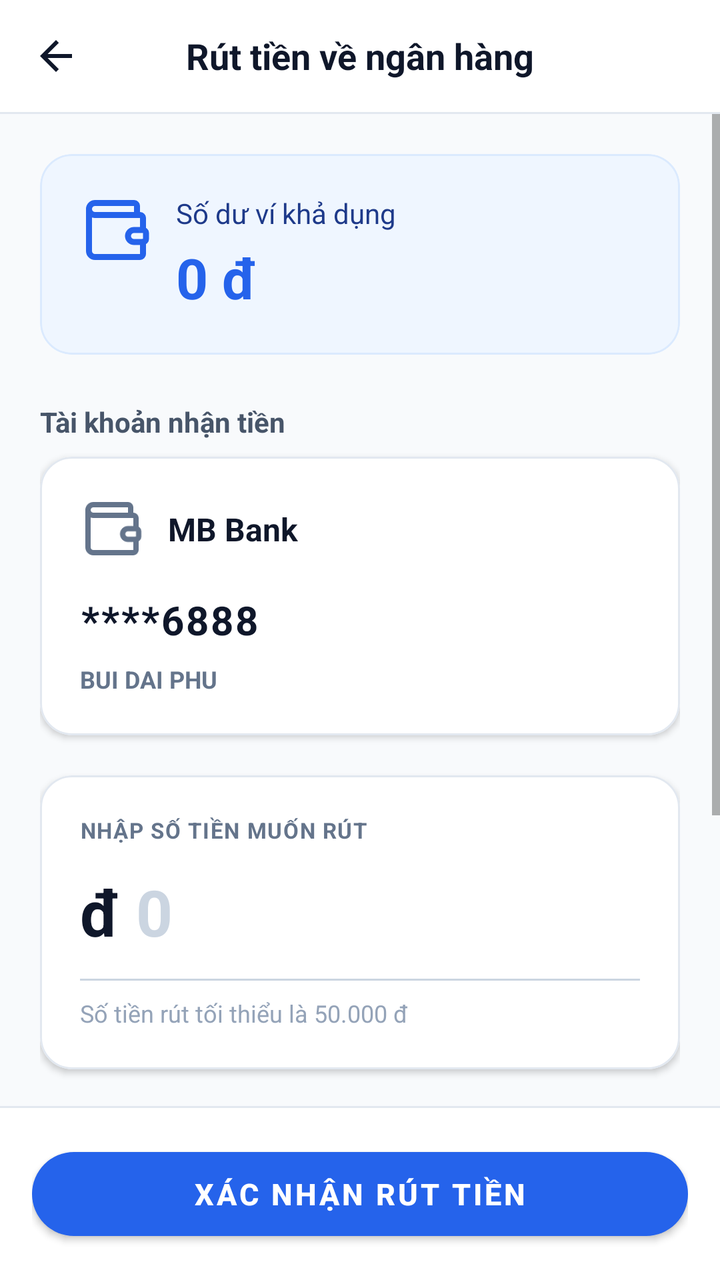
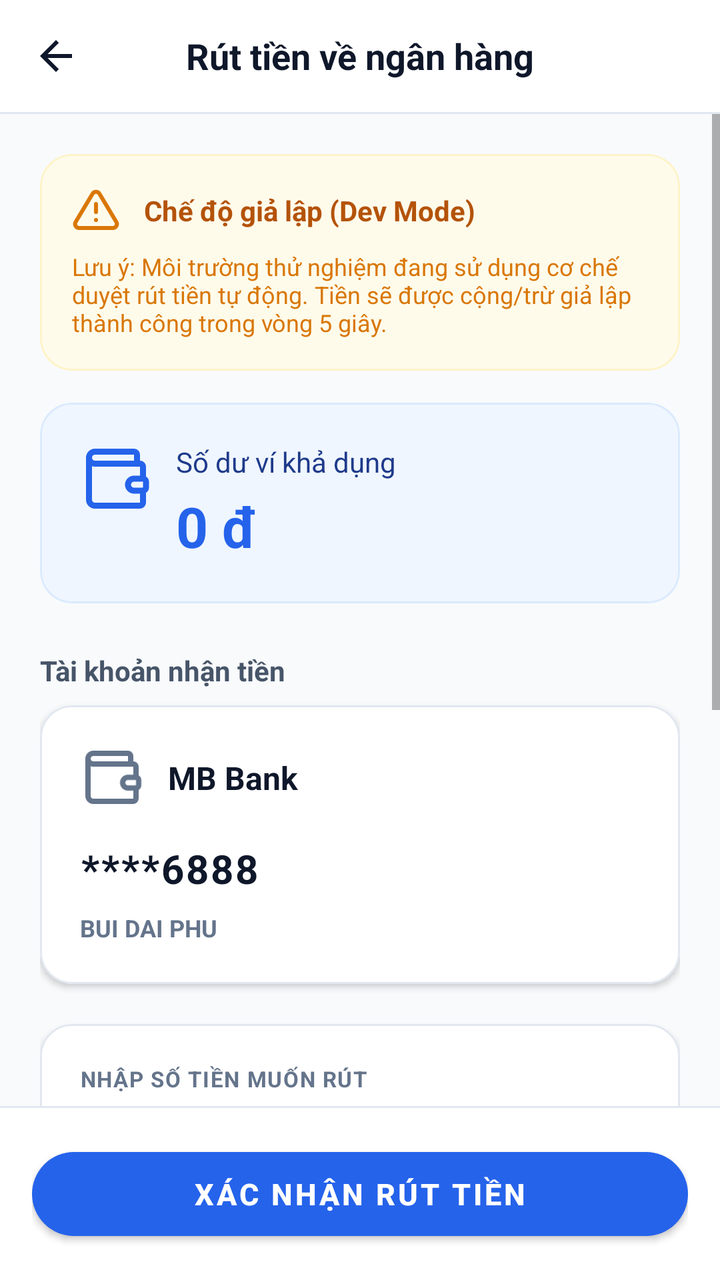

Screens rendered from an Android XML layout before and after an edit, with the pre-edit source and the edit as a unified diff.
<!-- AndroidManifest.xml: application theme Theme.FixItVN -->
<!-- res/layout/fragment_worker_withdraw.xml -->
<?xml version="1.0" encoding="utf-8"?>
<androidx.constraintlayout.widget.ConstraintLayout xmlns:android="http://schemas.android.com/apk/res/android"
    xmlns:app="http://schemas.android.com/apk/res-auto"
    android:layout_width="match_parent"
    android:layout_height="match_parent"
    android:background="#f8fafc">

    
    <RelativeLayout
        android:id="@+id/topBar"
        android:layout_width="match_parent"
        android:layout_height="56dp"
        android:background="@android:color/white"
        android:paddingHorizontal="16dp"
        app:layout_constraintTop_toTopOf="parent"
        app:layout_constraintStart_toStartOf="parent"
        app:layout_constraintEnd_toEndOf="parent">

        <ImageView
            android:id="@+id/btnBack"
            android:layout_width="24dp"
            android:layout_height="24dp"
            android:layout_centerVertical="true"
            android:src="@drawable/ic_arrow_back"
            android:contentDescription="Quay lại"
            app:tint="#0f172a"
            android:clickable="true"
            android:focusable="true"
            android:background="?attr/selectableItemBackgroundBorderless"/>

        <TextView
            android:layout_width="wrap_content"
            android:layout_height="wrap_content"
            android:layout_centerInParent="true"
            android:text="Rút tiền về ngân hàng"
            android:textColor="#0f172a"
            android:textSize="18sp"
            android:textStyle="bold" />
    </RelativeLayout>

    <View
        android:id="@+id/topBarDivider"
        android:layout_width="match_parent"
        android:layout_height="1dp"
        android:background="#e2e8f0"
        app:layout_constraintTop_toBottomOf="@id/topBar"
        app:layout_constraintStart_toStartOf="parent"
        app:layout_constraintEnd_toEndOf="parent" />

    <ScrollView
        android:layout_width="match_parent"
        android:layout_height="0dp"
        android:fillViewport="true"
        app:layout_constraintTop_toBottomOf="@id/topBarDivider"
        app:layout_constraintBottom_toTopOf="@id/bottomDivider"
        app:layout_constraintStart_toStartOf="parent"
        app:layout_constraintEnd_toEndOf="parent">

        <androidx.constraintlayout.widget.ConstraintLayout
            android:layout_width="match_parent"
            android:layout_height="wrap_content"
            android:padding="20dp">

            
            <com.google.android.material.card.MaterialCardView
                android:id="@+id/cardBalance"
                android:layout_width="match_parent"
                android:layout_height="wrap_content"
                app:cardCornerRadius="16dp"
                app:cardElevation="0dp"
                app:cardBackgroundColor="#eff6ff"
                app:strokeWidth="1dp"
                app:strokeColor="#dbeafe"
                app:layout_constraintTop_toTopOf="parent"
                app:layout_constraintStart_toStartOf="parent"
                app:layout_constraintEnd_toEndOf="parent">

                <androidx.constraintlayout.widget.ConstraintLayout
                    android:layout_width="match_parent"
                    android:layout_height="wrap_content"
                    android:padding="20dp">

                    <ImageView
                        android:id="@+id/ivBalanceIcon"
                        android:layout_width="36dp"
                        android:layout_height="36dp"
                        android:src="@drawable/ic_lucide_wallet"
                        app:tint="#2563eb"
                        app:layout_constraintTop_toTopOf="parent"
                        app:layout_constraintStart_toStartOf="parent" />

                    <TextView
                        android:id="@+id/tvBalanceLabel"
                        android:layout_width="wrap_content"
                        android:layout_height="wrap_content"
                        android:layout_marginStart="12dp"
                        android:text="Số dư ví khả dụng"
                        android:textColor="#1e3a8a"
                        android:textSize="14sp"
                        app:layout_constraintTop_toTopOf="@id/ivBalanceIcon"
                        app:layout_constraintBottom_toTopOf="@id/tvAvailableBalance"
                        app:layout_constraintStart_toEndOf="@id/ivBalanceIcon" />

                    <TextView
                        android:id="@+id/tvAvailableBalance"
                        android:layout_width="wrap_content"
                        android:layout_height="wrap_content"
                        android:layout_marginTop="4dp"
                        android:text="0 đ"
                        android:textColor="#2563eb"
                        android:textSize="28sp"
                        android:textStyle="bold"
                        app:layout_constraintTop_toBottomOf="@id/tvBalanceLabel"
                        app:layout_constraintStart_toStartOf="@id/tvBalanceLabel" />
                </androidx.constraintlayout.widget.ConstraintLayout>
            </com.google.android.material.card.MaterialCardView>

            
            <TextView
                android:id="@+id/tvBankLabel"
                android:layout_width="wrap_content"
                android:layout_height="wrap_content"
                android:layout_marginTop="24dp"
                android:text="Tài khoản nhận tiền"
                android:textColor="#475569"
                android:textSize="14sp"
                android:textStyle="bold"
                app:layout_constraintTop_toBottomOf="@id/cardBalance"
                app:layout_constraintStart_toStartOf="parent" />

            
            <com.google.android.material.card.MaterialCardView
                android:id="@+id/cardBankAccount"
                android:layout_width="match_parent"
                android:layout_height="wrap_content"
                android:layout_marginTop="8dp"
                app:cardCornerRadius="16dp"
                app:cardElevation="2dp"
                app:cardBackgroundColor="@android:color/white"
                app:strokeWidth="1dp"
                app:strokeColor="#e2e8f0"
                app:layout_constraintTop_toBottomOf="@id/tvBankLabel"
                app:layout_constraintStart_toStartOf="parent"
                app:layout_constraintEnd_toEndOf="parent">

                <FrameLayout
                    android:layout_width="match_parent"
                    android:layout_height="wrap_content">

                    <androidx.constraintlayout.widget.ConstraintLayout
                        android:id="@+id/layoutBankDetails"
                        android:layout_width="match_parent"
                        android:layout_height="wrap_content"
                        android:padding="20dp"
                        android:visibility="visible">

                        <ImageView
                            android:id="@+id/ivBankCardChip"
                            android:layout_width="32dp"
                            android:layout_height="32dp"
                            android:src="@drawable/ic_lucide_wallet"
                            app:tint="#64748b"
                            app:layout_constraintTop_toTopOf="parent"
                            app:layout_constraintStart_toStartOf="parent" />

                        <TextView
                            android:id="@+id/tvBankName"
                            android:layout_width="wrap_content"
                            android:layout_height="wrap_content"
                            android:layout_marginStart="12dp"
                            android:text="MB Bank"
                            android:textColor="#0f172a"
                            android:textSize="16sp"
                            android:textStyle="bold"
                            app:layout_constraintTop_toTopOf="@id/ivBankCardChip"
                            app:layout_constraintBottom_toBottomOf="@id/ivBankCardChip"
                            app:layout_constraintStart_toEndOf="@id/ivBankCardChip" />

                        <TextView
                            android:id="@+id/tvAccountNumber"
                            android:layout_width="wrap_content"
                            android:layout_height="wrap_content"
                            android:layout_marginTop="16dp"
                            android:text="****6888"
                            android:textColor="#0f172a"
                            android:textSize="20sp"
                            android:textStyle="bold"
                            android:letterSpacing="0.05"
                            app:layout_constraintTop_toBottomOf="@id/ivBankCardChip"
                            app:layout_constraintStart_toStartOf="parent" />

                        <TextView
                            android:id="@+id/tvAccountHolder"
                            android:layout_width="wrap_content"
                            android:layout_height="wrap_content"
                            android:layout_marginTop="8dp"
                            android:text="BUI DAI PHU"
                            android:textColor="#64748b"
                            android:textSize="12sp"
                            android:textStyle="bold"
                            app:layout_constraintTop_toBottomOf="@id/tvAccountNumber"
                            app:layout_constraintStart_toStartOf="parent" />
                    </androidx.constraintlayout.widget.ConstraintLayout>

                    <LinearLayout
                        android:id="@+id/layoutNoBank"
                        android:layout_width="match_parent"
                        android:layout_height="wrap_content"
                        android:gravity="center"
                        android:orientation="vertical"
                        android:padding="24dp"
                        android:visibility="gone">

                        <ImageView
                            android:layout_width="48dp"
                            android:layout_height="48dp"
                            android:src="@drawable/ic_lucide_alert_triangle"
                            app:tint="#ef4444" />

                        <TextView
                            android:layout_width="wrap_content"
                            android:layout_height="wrap_content"
                            android:layout_marginTop="12dp"
                            android:text="Chưa có tài khoản nhận tiền"
                            android:textColor="#ef4444"
                            android:textSize="14sp"
                            android:textStyle="bold" />

                        <TextView
                            android:layout_width="wrap_content"
                            android:layout_height="wrap_content"
                            android:layout_marginTop="4dp"
                            android:text="Bấm vào đây để liên kết ngay ngân hàng của bạn"
                            android:textColor="#3b82f6"
                            android:textSize="12sp" />
                    </LinearLayout>
                </FrameLayout>
            </com.google.android.material.card.MaterialCardView>

            
            <com.google.android.material.card.MaterialCardView
                android:id="@+id/cardAmountInput"
                android:layout_width="match_parent"
                android:layout_height="wrap_content"
                android:layout_marginTop="20dp"
                app:cardCornerRadius="16dp"
                app:cardElevation="2dp"
                app:cardBackgroundColor="@android:color/white"
                app:strokeWidth="1dp"
                app:strokeColor="#e2e8f0"
                app:layout_constraintTop_toBottomOf="@id/cardBankAccount"
                app:layout_constraintStart_toStartOf="parent"
                app:layout_constraintEnd_toEndOf="parent">

                <androidx.constraintlayout.widget.ConstraintLayout
                    android:layout_width="match_parent"
                    android:layout_height="wrap_content"
                    android:padding="20dp">

                    <TextView
                        android:id="@+id/tvLabelInput"
                        android:layout_width="wrap_content"
                        android:layout_height="wrap_content"
                        android:text="NHẬP SỐ TIỀN MUỐN RÚT"
                        android:textColor="#64748b"
                        android:textSize="11sp"
                        android:textStyle="bold"
                        android:letterSpacing="0.05"
                        app:layout_constraintTop_toTopOf="parent"
                        app:layout_constraintStart_toStartOf="parent" />

                    
                    <LinearLayout
                        android:id="@+id/layoutInputArea"
                        android:layout_width="match_parent"
                        android:layout_height="wrap_content"
                        android:layout_marginTop="12dp"
                        android:orientation="horizontal"
                        android:gravity="center_vertical"
                        app:layout_constraintTop_toBottomOf="@id/tvLabelInput">

                        <TextView
                            android:layout_width="wrap_content"
                            android:layout_height="wrap_content"
                            android:text="đ"
                            android:textColor="#0f172a"
                            android:textSize="32sp"
                            android:textStyle="bold"
                            android:layout_marginEnd="8dp" />

                        <com.google.android.material.textfield.TextInputLayout
                            android:id="@+id/tilAmount"
                            android:layout_width="0dp"
                            android:layout_height="wrap_content"
                            android:layout_weight="1"
                            app:hintEnabled="false"
                            app:boxBackgroundMode="none">

                            <com.google.android.material.textfield.TextInputEditText
                                android:id="@+id/etAmount"
                                android:layout_width="match_parent"
                                android:layout_height="wrap_content"
                                android:background="@null"
                                android:hint="0"
                                android:textColorHint="#cbd5e1"
                                android:inputType="number"
                                android:textColor="#0f172a"
                                android:textSize="32sp"
                                android:textStyle="bold"
                                android:padding="0dp"
                                android:singleLine="true" />
                        </com.google.android.material.textfield.TextInputLayout>
                    </LinearLayout>

                    <View
                        android:id="@+id/dividerInput"
                        android:layout_width="match_parent"
                        android:layout_height="1dp"
                        android:layout_marginTop="12dp"
                        android:background="#cbd5e1"
                        app:layout_constraintTop_toBottomOf="@id/layoutInputArea"
                        app:layout_constraintStart_toStartOf="parent"
                        app:layout_constraintEnd_toEndOf="parent" />

                    <TextView
                        android:layout_width="wrap_content"
                        android:layout_height="wrap_content"
                        android:layout_marginTop="8dp"
                        android:text="Số tiền rút tối thiểu là 50.000 đ"
                        android:textColor="#94a3b8"
                        android:textSize="12sp"
                        app:layout_constraintTop_toBottomOf="@id/dividerInput"
                        app:layout_constraintStart_toStartOf="parent" />
                </androidx.constraintlayout.widget.ConstraintLayout>
            </com.google.android.material.card.MaterialCardView>

            
            <TextView
                android:id="@+id/tvSuggestionsLabel"
                android:layout_width="wrap_content"
                android:layout_height="wrap_content"
                android:layout_marginTop="24dp"
                android:text="Gợi ý số tiền nhanh"
                android:textColor="#475569"
                android:textSize="13sp"
                android:textStyle="bold"
                app:layout_constraintTop_toBottomOf="@id/cardAmountInput"
                app:layout_constraintStart_toStartOf="parent" />

            
            <com.google.android.material.button.MaterialButton
                android:id="@+id/btn100k"
                style="@style/Widget.MaterialComponents.Button.OutlinedButton"
                android:layout_width="0dp"
                android:layout_height="44dp"
                android:layout_marginTop="12dp"
                android:layout_marginEnd="4dp"
                android:text="100K"
                android:textColor="#334155"
                android:textSize="12sp"
                android:textStyle="bold"
                android:textAllCaps="false"
                android:padding="0dp"
                android:insetLeft="0dp"
                android:insetRight="0dp"
                android:insetTop="0dp"
                android:insetBottom="0dp"
                app:strokeColor="#cbd5e1"
                app:strokeWidth="1dp"
                app:cornerRadius="12dp"
                app:rippleColor="#102563eb"
                app:layout_constraintTop_toBottomOf="@id/tvSuggestionsLabel"
                app:layout_constraintStart_toStartOf="parent"
                app:layout_constraintEnd_toStartOf="@id/btn200k"
                app:layout_constraintHorizontal_chainStyle="spread" />

            <com.google.android.material.button.MaterialButton
                android:id="@+id/btn200k"
                style="@style/Widget.MaterialComponents.Button.OutlinedButton"
                android:layout_width="0dp"
                android:layout_height="44dp"
                android:layout_marginHorizontal="4dp"
                android:text="200K"
                android:textColor="#334155"
                android:textSize="12sp"
                android:textStyle="bold"
                android:textAllCaps="false"
                android:padding="0dp"
                android:insetLeft="0dp"
                android:insetRight="0dp"
                android:insetTop="0dp"
                android:insetBottom="0dp"
                app:strokeColor="#cbd5e1"
                app:strokeWidth="1dp"
                app:cornerRadius="12dp"
                app:rippleColor="#102563eb"
                app:layout_constraintTop_toTopOf="@id/btn100k"
                app:layout_constraintStart_toEndOf="@id/btn100k"
                app:layout_constraintEnd_toStartOf="@id/btn500k" />

            <com.google.android.material.button.MaterialButton
                android:id="@+id/btn500k"
                style="@style/Widget.MaterialComponents.Button.OutlinedButton"
                android:layout_width="0dp"
                android:layout_height="44dp"
                android:layout_marginHorizontal="4dp"
                android:text="500K"
                android:textColor="#334155"
                android:textSize="12sp"
                android:textStyle="bold"
                android:textAllCaps="false"
                android:padding="0dp"
                android:insetLeft="0dp"
                android:insetRight="0dp"
                android:insetTop="0dp"
                android:insetBottom="0dp"
                app:strokeColor="#cbd5e1"
                app:strokeWidth="1dp"
                app:cornerRadius="12dp"
                app:rippleColor="#102563eb"
                app:layout_constraintTop_toTopOf="@id/btn100k"
                app:layout_constraintStart_toEndOf="@id/btn200k"
                app:layout_constraintEnd_toStartOf="@id/btnMax" />

            <com.google.android.material.button.MaterialButton
                android:id="@+id/btnMax"
                style="@style/Widget.MaterialComponents.Button.OutlinedButton"
                android:layout_width="0dp"
                android:layout_height="44dp"
                android:layout_marginStart="4dp"
                android:text="Rút hết"
                android:textColor="#2563eb"
                android:textSize="12sp"
                android:textStyle="bold"
                android:textAllCaps="false"
                android:padding="0dp"
                android:insetLeft="0dp"
                android:insetRight="0dp"
                android:insetTop="0dp"
                android:insetBottom="0dp"
                app:strokeColor="#bfdbfe"
                app:strokeWidth="1dp"
                app:cornerRadius="12dp"
                app:rippleColor="#102563eb"
                app:layout_constraintTop_toTopOf="@id/btn100k"
                app:layout_constraintStart_toEndOf="@id/btn500k"
                app:layout_constraintEnd_toEndOf="parent" />

            
            <com.google.android.material.card.MaterialCardView
                android:id="@+id/cardInfoNote"
                android:layout_width="match_parent"
                android:layout_height="wrap_content"
                android:layout_marginTop="24dp"
                app:cardCornerRadius="12dp"
                app:cardElevation="0dp"
                app:cardBackgroundColor="#f8fafc"
                app:strokeWidth="1dp"
                app:strokeColor="#e2e8f0"
                app:layout_constraintTop_toBottomOf="@id/btn100k"
                app:layout_constraintStart_toStartOf="parent"
                app:layout_constraintEnd_toEndOf="parent">

                <androidx.constraintlayout.widget.ConstraintLayout
                    android:layout_width="match_parent"
                    android:layout_height="wrap_content"
                    android:padding="12dp">

                    <ImageView
                        android:id="@+id/ivInfoIcon"
                        android:layout_width="18dp"
                        android:layout_height="18dp"
                        android:src="@drawable/ic_lucide_info"
                        app:tint="#64748b"
                        app:layout_constraintTop_toTopOf="parent"
                        app:layout_constraintStart_toStartOf="parent" />

                    <TextView
                        android:id="@+id/tvDisclaimer"
                        android:layout_width="0dp"
                        android:layout_height="wrap_content"
                        android:layout_marginStart="8dp"
                        android:text="Tiền rút sẽ được kiểm tra và chuyển đến ngân hàng liên kết của bạn trong vòng tối đa 24 giờ làm việc. Vui lòng đảm bảo thông tin tài khoản là chính xác."
                        android:textColor="#64748b"
                        android:textSize="12sp"
                        app:layout_constraintTop_toTopOf="parent"
                        app:layout_constraintStart_toEndOf="@id/ivInfoIcon"
                        app:layout_constraintEnd_toEndOf="parent" />
                </androidx.constraintlayout.widget.ConstraintLayout>
            </com.google.android.material.card.MaterialCardView>
        </androidx.constraintlayout.widget.ConstraintLayout>
    </ScrollView>

    <View
        android:id="@+id/bottomDivider"
        android:layout_width="match_parent"
        android:layout_height="1dp"
        android:background="#e2e8f0"
        app:layout_constraintBottom_toTopOf="@id/layoutBottom"
        app:layout_constraintStart_toStartOf="parent"
        app:layout_constraintEnd_toEndOf="parent" />

    
    <FrameLayout
        android:id="@+id/layoutBottom"
        android:layout_width="match_parent"
        android:layout_height="wrap_content"
        android:background="@android:color/white"
        android:padding="16dp"
        app:layout_constraintBottom_toBottomOf="parent"
        app:layout_constraintStart_toStartOf="parent"
        app:layout_constraintEnd_toEndOf="parent">

        <com.google.android.material.button.MaterialButton
            android:id="@+id/btnConfirmWithdraw"
            android:layout_width="match_parent"
            android:layout_height="54dp"
            android:text="Xác nhận rút tiền"
            android:textColor="@android:color/white"
            android:textSize="15sp"
            android:textStyle="bold"
            app:backgroundTint="#2563eb"
            app:cornerRadius="27dp"
            app:elevation="2dp" />
    </FrameLayout>

    <include
        android:id="@+id/layoutLoading"
        layout="@layout/layout_loading"
        android:layout_width="match_parent"
        android:layout_height="match_parent"
        android:visibility="gone"
        app:layout_constraintBottom_toBottomOf="parent"
        app:layout_constraintEnd_toEndOf="parent"
        app:layout_constraintStart_toStartOf="parent"
        app:layout_constraintTop_toTopOf="parent" />

</androidx.constraintlayout.widget.ConstraintLayout>
<!-- res/layout/layout_loading.xml (included above) -->
<?xml version="1.0" encoding="utf-8"?>
<FrameLayout xmlns:android="http://schemas.android.com/apk/res/android"
    android:layout_width="match_parent"
    android:layout_height="match_parent"
    android:background="#f8fafc"
    android:clickable="true"
    android:focusable="true"
    android:visibility="gone">

    <LinearLayout
        android:layout_width="wrap_content"
        android:layout_height="wrap_content"
        android:layout_gravity="center"
        android:orientation="vertical"
        android:gravity="center">

        <ProgressBar
            android:layout_width="48dp"
            android:layout_height="48dp"
            android:indeterminateTint="#3b82f6" />

        <TextView
            android:layout_width="wrap_content"
            android:layout_height="wrap_content"
            android:layout_marginTop="16dp"
            android:text="Đang tải dữ liệu..."
            android:textColor="#64748b"
            android:textSize="14sp" />
    </LinearLayout>
</FrameLayout>
<!-- resources referenced by this layout -->
<resources>
  <!-- drawable ic_arrow_back (drawable) -->
  <vector xmlns:android="http://schemas.android.com/apk/res/android"
      android:width="24dp"
      android:height="24dp"
      android:viewportWidth="24"
      android:viewportHeight="24">
      <path
          android:fillColor="#000000"
          android:pathData="M20,11H7.83l5.59,-5.59L12,4l-8,8 8,8 1.41,-1.41L7.83,13H20v-2z"/>
  </vector>
  <!-- drawable ic_lucide_alert_triangle (drawable) -->
  <vector xmlns:android="http://schemas.android.com/apk/res/android"
      android:width="24dp"
      android:height="24dp"
      android:viewportWidth="24"
      android:viewportHeight="24">
      <path
          android:pathData="M10.29,3.86L1.82,18a2,2 0,0 0,1.71 3h16.94a2,2 0,0 0,1.71 -3L13.71,3.86a2,2 0,0 0,-3.42 0z"
          android:strokeLineJoin="round"
          android:strokeWidth="2"
          android:strokeColor="#000000"
          android:strokeLineCap="round"/>
      <path
          android:pathData="M12,9v4"
          android:strokeLineJoin="round"
          android:strokeWidth="2"
          android:strokeColor="#000000"
          android:strokeLineCap="round"/>
      <path
          android:pathData="M12,17h0.01"
          android:strokeLineJoin="round"
          android:strokeWidth="2"
          android:strokeColor="#000000"
          android:strokeLineCap="round"/>
  </vector>
  <!-- drawable ic_lucide_info (drawable) -->
  <vector xmlns:android="http://schemas.android.com/apk/res/android"
      android:width="24dp"
      android:height="24dp"
      android:viewportWidth="24"
      android:viewportHeight="24">
    <path
        android:pathData="M12,22c5.523,0 10,-4.477 10,-10S17.523,2 12,2 2,6.477 2,12s4.477,10 10,10z"
        android:strokeWidth="2"
        android:fillColor="#00000000"
        android:strokeColor="#000000"
        android:strokeLineCap="round"
        android:strokeLineJoin="round"/>
    <path
        android:pathData="M12,16v-4"
        android:strokeWidth="2"
        android:fillColor="#00000000"
        android:strokeColor="#000000"
        android:strokeLineCap="round"
        android:strokeLineJoin="round"/>
    <path
        android:pathData="M12,8h0.01"
        android:strokeWidth="2"
        android:fillColor="#00000000"
        android:strokeColor="#000000"
        android:strokeLineCap="round"
        android:strokeLineJoin="round"/>
  </vector>
  <!-- drawable ic_lucide_wallet (drawable) -->
  <vector xmlns:android="http://schemas.android.com/apk/res/android"
      android:width="24dp"
      android:height="24dp"
      android:viewportWidth="24"
      android:viewportHeight="24">
    <path
        android:pathData="M19,7V4a1,1 0,0 0,-1 -1H5a2,2 0,0 0,0 4h15a1,1 0,0 1,1 1v4h-3a2,2 0,0 0,0 4h3a1,1 0,0 0,1 -1v-2a1,1 0,0 0,-1 -1"
        android:strokeLineJoin="round"
        android:strokeWidth="2"
        android:fillColor="#00000000"
        android:strokeColor="#000000"
        android:strokeLineCap="round"/>
    <path
        android:pathData="M3,5v14a2,2 0,0 0,2 2h15a1,1 0,0 0,1 -1v-4"
        android:strokeLineJoin="round"
        android:strokeWidth="2"
        android:fillColor="#00000000"
        android:strokeColor="#000000"
        android:strokeLineCap="round"/>
  </vector>
  <style name="Widget.FixIt.BottomNavigationView" parent="Widget.MaterialComponents.BottomNavigationView">
          <item name="itemTextAppearanceActive">@style/TextAppearance.FixIt.BottomNav</item>
          <item name="itemTextAppearanceInactive">@style/TextAppearance.FixIt.BottomNav</item>
      </style>
  <style name="TextAppearance.FixIt.BottomNav" parent="TextAppearance.MaterialComponents.Caption">
          <item name="android:textSize">10sp</item>
          <item name="android:fontFamily">sans-serif-medium</item>
      </style>
  <!-- unchanged entries left out for length: 1 -->
</resources>

<!-- the commit's change to res/layout/fragment_worker_withdraw.xml (unified diff, before → after) -->
@@ -63,15 +63,72 @@
 
             
             <com.google.android.material.card.MaterialCardView
-                android:id="@+id/cardBalance"
+                android:id="@+id/cardMockWarning"
                 android:layout_width="match_parent"
                 android:layout_height="wrap_content"
                 app:cardCornerRadius="16dp"
                 app:cardElevation="0dp"
+                app:cardBackgroundColor="#fffbeb"
+                app:strokeWidth="1dp"
+                app:strokeColor="#fef3c7"
+                app:layout_constraintTop_toTopOf="parent"
+                app:layout_constraintStart_toStartOf="parent"
+                app:layout_constraintEnd_toEndOf="parent">
+
+                <androidx.constraintlayout.widget.ConstraintLayout
+                    android:layout_width="match_parent"
+                    android:layout_height="wrap_content"
+                    android:padding="16dp">
+
+                    <ImageView
+                        android:id="@+id/ivMockIcon"
+                        android:layout_width="24dp"
+                        android:layout_height="24dp"
+                        android:src="@drawable/ic_lucide_alert_triangle"
+                        app:tint="#d97706"
+                        app:layout_constraintTop_toTopOf="parent"
+                        app:layout_constraintStart_toStartOf="parent" />
+
+                    <TextView
+                        android:id="@+id/tvMockTitle"
+                        android:layout_width="0dp"
+                        android:layout_height="wrap_content"
+                        android:layout_marginStart="12dp"
+                        android:text="Chế độ giả lập (Dev Mode)"
+                        android:textColor="#b45309"
+                        android:textSize="14sp"
+                        android:textStyle="bold"
+                        app:layout_constraintTop_toTopOf="@id/ivMockIcon"
+                        app:layout_constraintBottom_toBottomOf="@id/ivMockIcon"
+                        app:layout_constraintStart_toEndOf="@id/ivMockIcon"
+                        app:layout_constraintEnd_toEndOf="parent" />
+
+                    <TextView
+                        android:id="@+id/tvMockDescription"
+                        android:layout_width="0dp"
+                        android:layout_height="wrap_content"
+                        android:layout_marginTop="8dp"
+                        android:text="Lưu ý: Môi trường thử nghiệm đang sử dụng cơ chế duyệt rút tiền tự động. Tiền sẽ được cộng/trừ giả lập thành công trong vòng 5 giây."
+                        android:textColor="#d97706"
+                        android:textSize="12sp"
+                        app:layout_constraintTop_toBottomOf="@id/ivMockIcon"
+                        app:layout_constraintStart_toStartOf="parent"
+                        app:layout_constraintEnd_toEndOf="parent" />
+                </androidx.constraintlayout.widget.ConstraintLayout>
+            </com.google.android.material.card.MaterialCardView>
+
+            
+            <com.google.android.material.card.MaterialCardView
+                android:id="@+id/cardBalance"
+                android:layout_width="match_parent"
+                android:layout_height="wrap_content"
+                android:layout_marginTop="16dp"
+                app:cardCornerRadius="16dp"
+                app:cardElevation="0dp"
                 app:cardBackgroundColor="#eff6ff"
                 app:strokeWidth="1dp"
                 app:strokeColor="#dbeafe"
-                app:layout_constraintTop_toTopOf="parent"
+                app:layout_constraintTop_toBottomOf="@id/cardMockWarning"
                 app:layout_constraintStart_toStartOf="parent"
                 app:layout_constraintEnd_toEndOf="parent">
 
@@ -480,7 +537,7 @@
                         android:layout_width="0dp"
                         android:layout_height="wrap_content"
                         android:layout_marginStart="8dp"
-                        android:text="Tiền rút sẽ được kiểm tra và chuyển đến ngân hàng liên kết của bạn trong vòng tối đa 24 giờ làm việc. Vui lòng đảm bảo thông tin tài khoản là chính xác."
+                        android:text="[MOCK] Yêu cầu rút tiền được xử lý tự động trong vòng 5 giây nhờ cơ chế giả lập. Trong môi trường thực tế, giao dịch sẽ được chuyển đến ngân hàng liên kết trong vòng 24 giờ làm việc."
                         android:textColor="#64748b"
                         android:textSize="12sp"
                         app:layout_constraintTop_toTopOf="parent"
